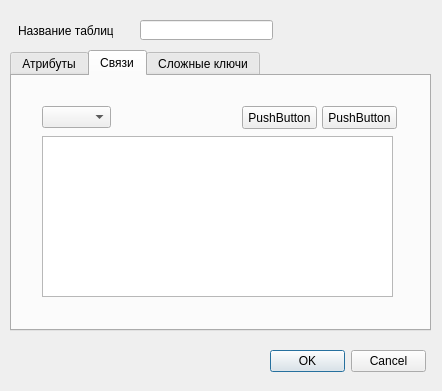
Hronbox/CASE_SWDEP, file MainForm/tablesetting.ui: the form before one commit.
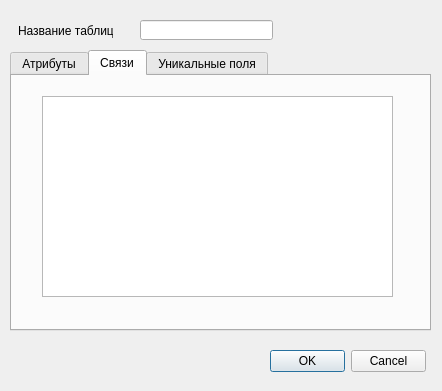
The form after the commit. The open tabs and pages were chosen to show the change. Icons and pictures are not drawn.

```diff
--- a/MainForm/tablesetting.ui
+++ b/MainForm/tablesetting.ui
@@ -121,56 +121,20 @@
     <attribute name="title">
      <string>Связи</string>
     </attribute>
-    <widget class="QComboBox" name="conection_combo">
-     <property name="geometry">
-      <rect>
-       <x>30</x>
-       <y>30</y>
-       <width>69</width>
-       <height>22</height>
-      </rect>
-     </property>
-    </widget>
-    <widget class="QPushButton" name="PlusConection">
-     <property name="geometry">
-      <rect>
-       <x>230</x>
-       <y>30</y>
-       <width>75</width>
-       <height>23</height>
-      </rect>
-     </property>
-     <property name="text">
-      <string>PushButton</string>
-     </property>
-    </widget>
-    <widget class="QPushButton" name="MinusConection">
-     <property name="geometry">
-      <rect>
-       <x>310</x>
-       <y>30</y>
-       <width>75</width>
-       <height>23</height>
-      </rect>
-     </property>
-     <property name="text">
-      <string>PushButton</string>
-     </property>
-    </widget>
     <widget class="QTableView" name="tableViewConection">
      <property name="geometry">
       <rect>
        <x>30</x>
-       <y>60</y>
+       <y>20</y>
        <width>351</width>
-       <height>161</height>
+       <height>201</height>
       </rect>
      </property>
     </widget>
    </widget>
    <widget class="QWidget" name="tab_3">
     <attribute name="title">
-     <string>Сложные ключи</string>
+     <string>Уникальные поля</string>
     </attribute>
    </widget>
   </widget>
```
Left out of the diff: 2 changed lines with no effect on the pictures.
